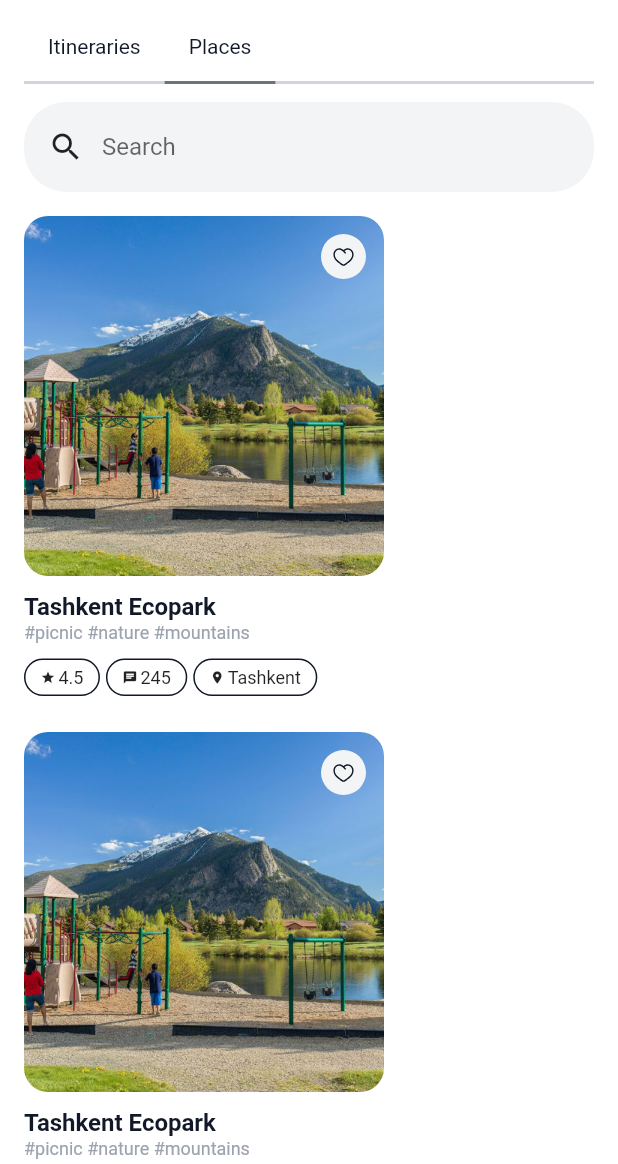
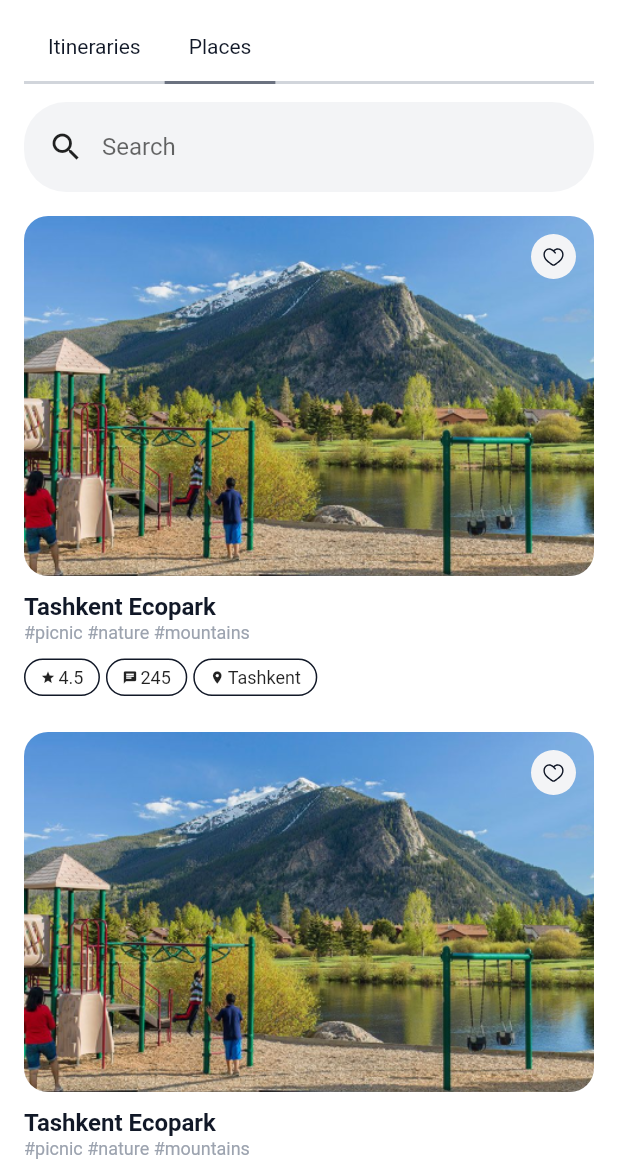
Before and after one commit to trip-ai/tripai_mobile, a Flutter app: the FavouriteScreen screen opened directly, tab 2 chosen, on a phone screen of 412 x 824 dp, the part 72-1236 px from its top. Run offline on Flutter 3.47's test engine with Material 2 defaults, Android fonts, the phone set to English and light mode, and no system bars; our stand-ins replace bloc, cached_network_image, equatable, firebase_core, flutter_bloc, flutter_svg and 4 more; accounts and stored records are empty; network calls fail.

Commit message:
ref: main list rename; fix: place item image size;

```diff
--- a/lib/presentation/pages/home_page/widgets/itinerary_item_widget.dart
+++ b/lib/presentation/pages/home_page/widgets/main_itinerary_list_widget.dart
@@ -5,8 +5,8 @@ import '../../../../constants/const_widgets.dart';
 import '../../../widgets/itinerary_item_widget.dart';
 import '../../../widgets/text_container.dart';
 
-class ItineraryListWidget extends StatelessWidget {
-  const ItineraryListWidget({
+class MainItineraryListWidget extends StatelessWidget {
+  const MainItineraryListWidget({
     super.key,
     required this.title,
     required this.subTitle,
--- a/lib/presentation/pages/home_page/widgets/places_item_widget.dart
+++ b/lib/presentation/pages/home_page/widgets/main_places_list_widget.dart
@@ -5,8 +5,8 @@ import '../../../../constants/const_widgets.dart';
 import '../../../widgets/place_item_widget.dart';
 import '../../../widgets/text_container.dart';
 
-class PlacesListWidget extends StatelessWidget {
-  const PlacesListWidget({
+class MainPlacesListWidget extends StatelessWidget {
+  const MainPlacesListWidget({
     super.key,
     required this.title,
     required this.subTitle,
--- a/lib/presentation/widgets/place_item_widget.dart
+++ b/lib/presentation/widgets/place_item_widget.dart
@@ -23,14 +23,18 @@ class PlaceItemWidget extends StatelessWidget {
         crossAxisAlignment: CrossAxisAlignment.start,
         mainAxisAlignment: MainAxisAlignment.spaceBetween,
         children: [
-          Stack(
+          Flexible(
+            child: Stack(
               children: [
                 ClipRRect(
                   borderRadius: BorderRadius.circular(16),
                   child: SizedBox(
                     height: 240,
-                  width: 240,
-                  child: Image.asset('assets/img/home/image.png'),
+                    width: double.infinity,
+                    child: Image.asset(
+                      'assets/img/home/image.png',
+                      fit: BoxFit.fitWidth,
+                    ),
                   ),
                 ),
                 if (isTop)
@@ -73,6 +77,7 @@ class PlaceItemWidget extends StatelessWidget {
                   ),
                 ),
               ],
+            ),
           ),
           const Column(
             crossAxisAlignment: CrossAxisAlignment.start,
```
Lines whose indentation alone changed are shown as unchanged.
